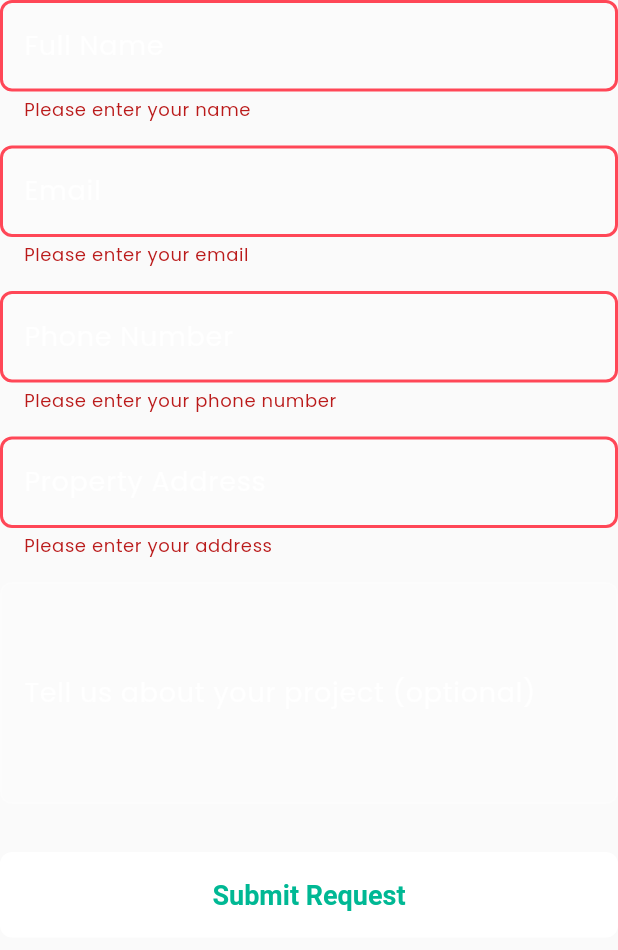
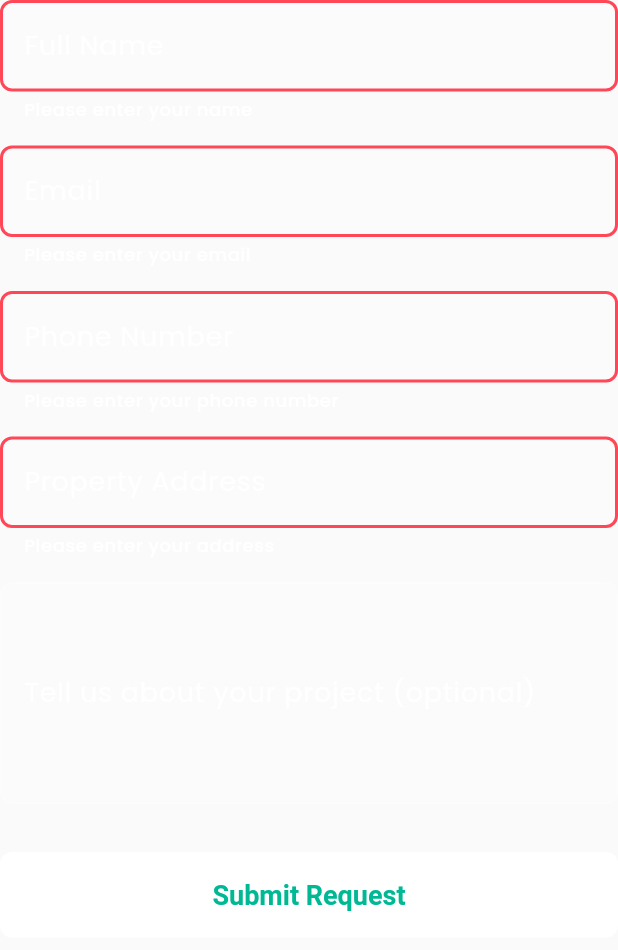
Before and after one commit to JonathanMartinez12/kreweofchristmaswebsite, a Flutter app: the _QuoteForm widget shown alone on an empty page, opened directly with empty values, after a tap on "Submit Request", on a phone screen of 412 x 824 dp. Shown: the top 950 px of the screen. Run offline on Flutter 3.47's test engine with Material 3 defaults, Android fonts, the phone set to English and light mode, and no system bars; our stand-ins replace google_fonts.

```diff
--- a/lib/widgets/sections/quote_section.dart
+++ b/lib/widgets/sections/quote_section.dart
@@ -1,6 +1,7 @@
 import 'package:flutter/material.dart';
 
 import '../../theme/palette.dart';
+import '../../services/email_service.dart';
 import '../layout/responsive_layout.dart';
 
 class QuoteSection extends StatelessWidget {
@@ -68,6 +69,8 @@ class _QuoteFormState extends State<_QuoteForm> {
   final _addressController = TextEditingController();
   final _messageController = TextEditingController();
 
+  bool _isSubmitting = false;
+
   @override
   void dispose() {
     _nameController.dispose();
@@ -76,6 +79,78 @@ class _QuoteFormState extends State<_QuoteForm> {
     _addressController.dispose();
     _messageController.dispose();
     super.dispose();
+  }
+
+  Future<void> _submitForm() async {
+    if (!_formKey.currentState!.validate()) {
+      return;
+    }
+
+    setState(() {
+      _isSubmitting = true;
+    });
+
+    try {
+      final success = await EmailService.sendQuoteRequest(
+        name: _nameController.text.trim(),
+        email: _emailController.text.trim(),
+        phone: _phoneController.text.trim(),
+        address: _addressController.text.trim(),
+        message: _messageController.text.trim().isEmpty
+            ? 'No additional message provided'
+            : _messageController.text.trim(),
+      );
+
+      if (!mounted) return;
+
+      if (success) {
+        // Success!
+        ScaffoldMessenger.of(context).showSnackBar(
+          const SnackBar(
+            content: Text('Thank you for submitting your free quote request! We\'ll be in touch soon.'),
+            backgroundColor: Colors.green,
+            duration: Duration(seconds: 4),
+          ),
+        );
+
+        // Clear form
+        _formKey.currentState!.reset();
+        _nameController.clear();
+        _emailController.clear();
+        _phoneController.clear();
+        _addressController.clear();
+        _messageController.clear();
+      } else {
+        // Error from EmailJS
+        ScaffoldMessenger.of(context).showSnackBar(
+          const SnackBar(
+            content: Text('Failed to send message. Please try again or call us directly.'),
+            backgroundColor: Palette.accentRed,
+            duration: Duration(seconds: 5),
+          ),
+        );
+      }
+    } catch (error) {
+      // Show error to user
+      if (!mounted) return;
+
+      ScaffoldMessenger.of(context).showSnackBar(
+        SnackBar(
+          content: Text('Error: ${error.toString()}'),
+          backgroundColor: Palette.accentRed,
+          duration: const Duration(seconds: 5),
+        ),
+      );
+
+      // Print error to console for debugging
+      print('Error submitting form: $error');
+    } finally {
+      if (mounted) {
+        setState(() {
+          _isSubmitting = false;
+        });
+      }
+    }
   }
 
   @override
@@ -89,7 +164,7 @@ class _QuoteFormState extends State<_QuoteForm> {
             label: 'Full Name',
             hint: 'John Smith',
             validator: (value) {
-              if (value == null || value.isEmpty) {
+              if (value == null || value.trim().isEmpty) {
                 return 'Please enter your name';
               }
               return null;
@@ -102,10 +177,10 @@ class _QuoteFormState extends State<_QuoteForm> {
             hint: 'john@example.com',
             keyboardType: TextInputType.emailAddress,
             validator: (value) {
-              if (value == null || value.isEmpty) {
+              if (value == null || value.trim().isEmpty) {
                 return 'Please enter your email';
               }
-              if (!value.contains('@')) {
+              if (!value.contains('@') || !value.contains('.')) {
                 return 'Please enter a valid email';
               }
               return null;
@@ -118,7 +193,7 @@ class _QuoteFormState extends State<_QuoteForm> {
             hint: '(555) 123-4567',
             keyboardType: TextInputType.phone,
             validator: (value) {
-              if (value == null || value.isEmpty) {
+              if (value == null || value.trim().isEmpty) {
                 return 'Please enter your phone number';
               }
               return null;
@@ -130,7 +205,7 @@ class _QuoteFormState extends State<_QuoteForm> {
             label: 'Property Address',
             hint: '123 Main St, Baton Rouge, LA',
             validator: (value) {
-              if (value == null || value.isEmpty) {
+              if (value == null || value.trim().isEmpty) {
                 return 'Please enter your address';
               }
               return null;
@@ -145,31 +220,31 @@ class _QuoteFormState extends State<_QuoteForm> {
           ),
           const SizedBox(height: 32),
 
-          // Submit button - styled to match the form
+          // Submit button with loading state
           SizedBox(
             width: double.infinity,
             child: ElevatedButton(
-              onPressed: () {
-                if (_formKey.currentState!.validate()) {
-                  // TODO: Submit form
-                  ScaffoldMessenger.of(context).showSnackBar(
-                    const SnackBar(
-                      content: Text('Thank you! We\'ll be in touch soon.'),
-                      backgroundColor: Palette.deepGreen,
-                    ),
-                  );
-                }
-              },
+              onPressed: _isSubmitting ? null : _submitForm,
               style: ElevatedButton.styleFrom(
                 backgroundColor: Colors.white,
                 foregroundColor: Palette.deepGreen,
+                disabledBackgroundColor: Colors.white.withOpacity(0.5),
                 padding: const EdgeInsets.symmetric(vertical: 18),
                 shape: RoundedRectangleBorder(
                   borderRadius: BorderRadius.circular(8),
                 ),
                 elevation: 0,
               ),
-              child: const Text(
+              child: _isSubmitting
+                  ? const SizedBox(
+                      height: 20,
+                      width: 20,
+                      child: CircularProgressIndicator(
+                        strokeWidth: 2,
+                        valueColor: AlwaysStoppedAnimation<Color>(Palette.deepGreen),
+                      ),
+                    )
+                  : const Text(
                       'Submit Request',
                       style: TextStyle(
                         fontSize: 18,
@@ -195,6 +270,7 @@ class _QuoteFormState extends State<_QuoteForm> {
       controller: controller,
       keyboardType: keyboardType,
       maxLines: maxLines,
+      enabled: !_isSubmitting,
       style: const TextStyle(color: Colors.white),
       decoration: InputDecoration(
         labelText: label,
@@ -219,6 +295,18 @@ class _QuoteFormState extends State<_QuoteForm> {
           borderRadius: BorderRadius.circular(8),
           borderSide: const BorderSide(color: Palette.accentRed, width: 2),
         ),
+        focusedErrorBorder: OutlineInputBorder(
+          borderRadius: BorderRadius.circular(8),
+          borderSide: const BorderSide(color: Palette.accentRed, width: 2),
+        ),
+        disabledBorder: OutlineInputBorder(
+          borderRadius: BorderRadius.circular(8),
+          borderSide: BorderSide(color: Colors.white.withOpacity(0.2)),
+        ),
+        errorStyle: const TextStyle(
+          color: Colors.white,
+          fontWeight: FontWeight.w500,
+        ),
       ),
       validator: validator,
     );
```
Also changed, not shown: 1 other file. Lines whose indentation alone changed are shown as unchanged.
